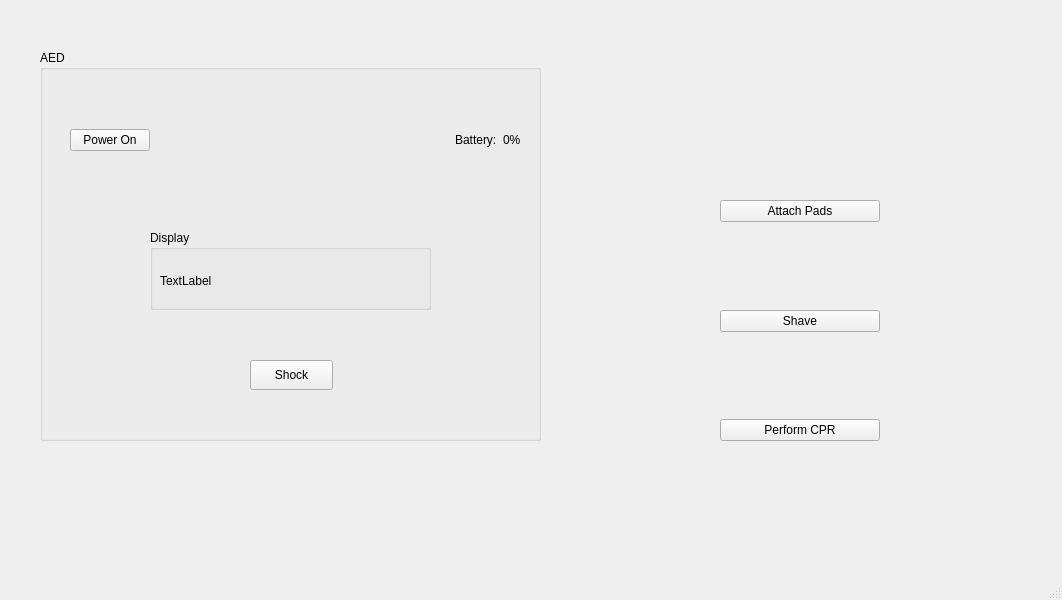
Above: mainwindow.ui from Jay3345/AED-3004-Final before the change. Below: the same form after it.
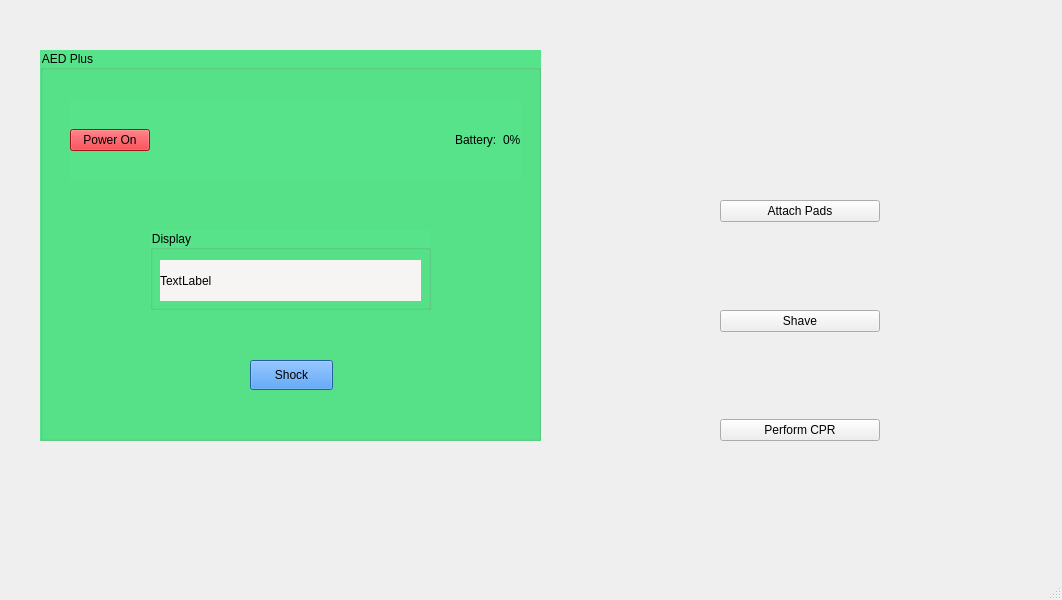
That is the form after the change.

Commit message: implemented users, and connected buttons to user

The edit to the form file:
```diff
--- a/mainwindow.ui
+++ b/mainwindow.ui
@@ -23,8 +23,11 @@
       <height>391</height>
      </rect>
     </property>
+    <property name="styleSheet">
+     <string notr="true">background-color: rgb(87, 227, 137);</string>
+    </property>
     <property name="title">
-     <string>AED</string>
+     <string>AED Plus</string>
     </property>
     <widget class="QPushButton" name="shockButton">
      <property name="geometry">
@@ -35,6 +38,9 @@
        <height>30</height>
       </rect>
      </property>
+     <property name="styleSheet">
+      <string notr="true">background-color: rgb(53, 132, 228);</string>
+     </property>
      <property name="text">
       <string>Shock</string>
      </property>
@@ -51,6 +57,9 @@
      <layout class="QHBoxLayout" name="horizontalLayout">
       <item>
        <widget class="QPushButton" name="powerButton">
+        <property name="styleSheet">
+         <string notr="true">background-color: rgb(224, 27, 36);</string>
+        </property>
         <property name="text">
          <string>Power On</string>
         </property>
@@ -106,6 +115,9 @@
         <height>41</height>
        </rect>
       </property>
+      <property name="styleSheet">
+       <string notr="true">background-color: rgb(246, 245, 244);</string>
+      </property>
       <property name="text">
        <string>TextLabel</string>
       </property>
```
The commit also changes 6 other files.
